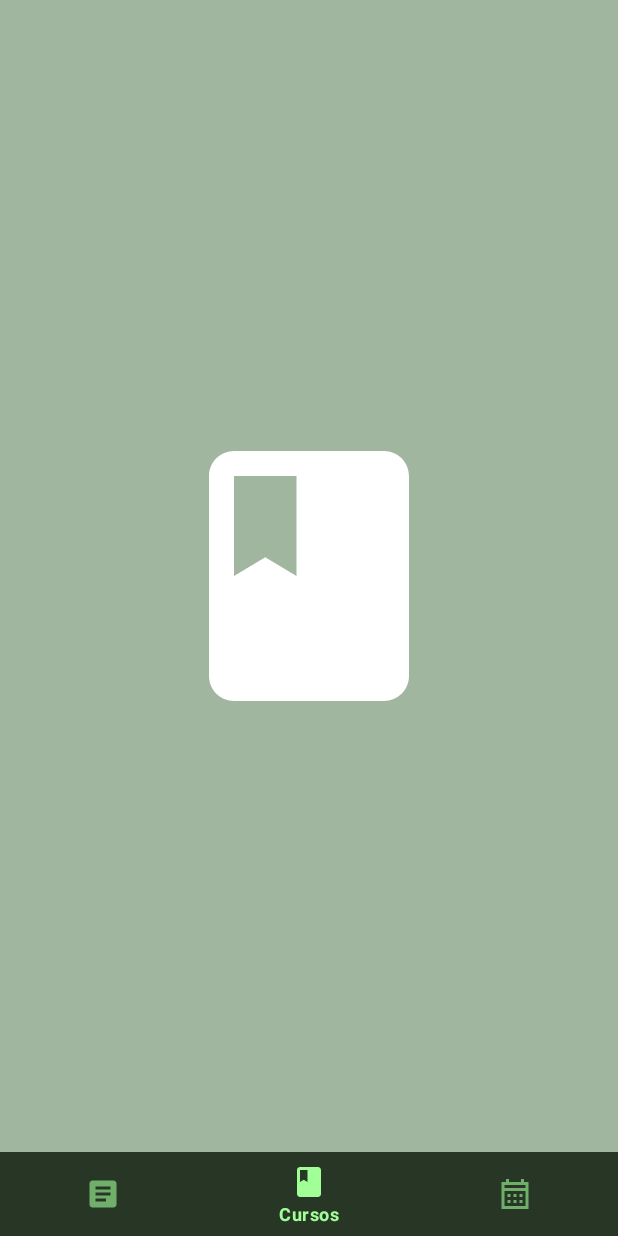
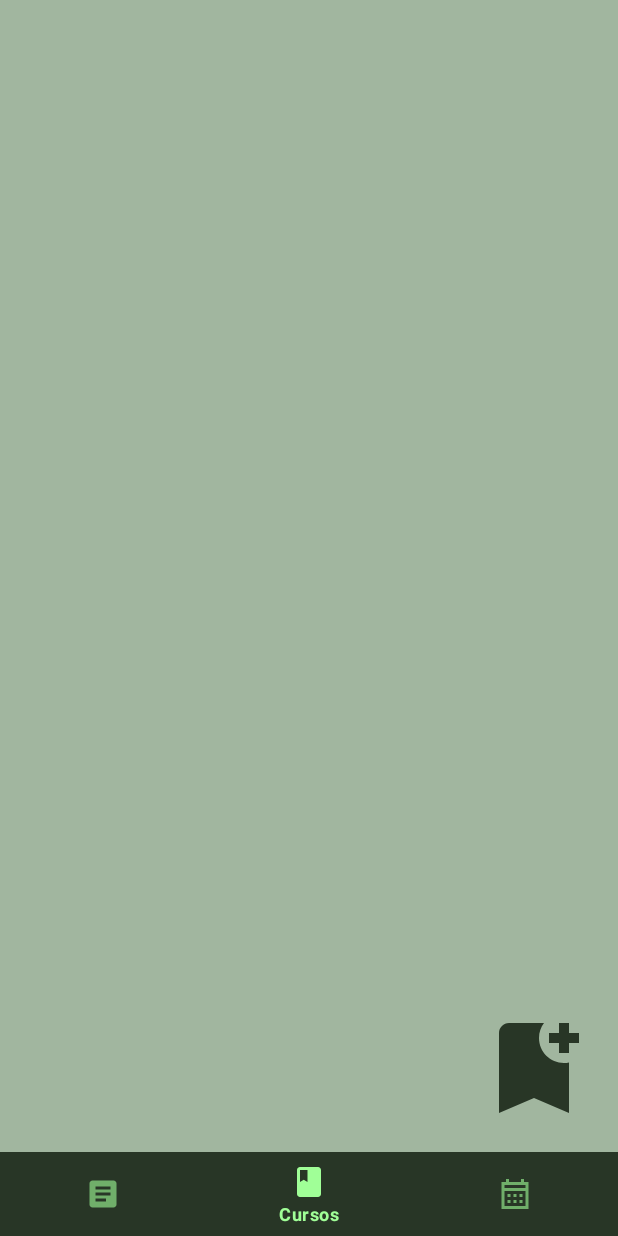
Before and after one commit to Willacy/TarefasAcademicas, an Android app: the CursosFragment screen opened through its navigation route, on a phone screen of 412 x 824 dp. Run offline under Robolectric (Android 15) with nearby library versions, the phone set to English and light mode, and no system bars; our stand-ins replace navigation-ui; 4 statements that could not run were skipped.

Commit message:
Salvar curso ok
Feito algumas telas e implementado a tela de cadastro de curso

```diff
--- a/app/src/main/AndroidManifest.xml
+++ b/app/src/main/AndroidManifest.xml
@@ -13,6 +13,12 @@
         android:theme="@style/Theme.TarefasAcademicas"
         tools:targetApi="31">
         <activity
+            android:name=".view.CursoActivity"
+            android:exported="false" />
+        <activity
+            android:name=".view.TarefaActivity"
+            android:exported="false" />
+        <activity
             android:name=".MainActivity"
             android:exported="true">
             <intent-filter>
--- a/app/src/main/java/com/example/tarefasacademicas/fragments/CursosFragment.java
+++ b/app/src/main/java/com/example/tarefasacademicas/fragments/CursosFragment.java
@@ -1,5 +1,6 @@
 package com.example.tarefasacademicas.fragments;
 
+import android.content.Intent;
 import android.os.Bundle;
 
 import androidx.fragment.app.Fragment;
@@ -7,8 +8,15 @@ import androidx.fragment.app.Fragment;
 import android.view.LayoutInflater;
 import android.view.View;
 import android.view.ViewGroup;
+import android.widget.Adapter;
+import android.widget.ArrayAdapter;
 
 import com.example.tarefasacademicas.R;
+import com.example.tarefasacademicas.databinding.FragmentCursosBinding;
+import com.example.tarefasacademicas.model.Curso;
+import com.example.tarefasacademicas.view.CursoActivity;
+
+import java.util.List;
 
 /**
  * A simple {@link Fragment} subclass.
@@ -16,6 +24,10 @@ import com.example.tarefasacademicas.R;
  * create an instance of this fragment.
  */
 public class CursosFragment extends Fragment {
+
+    private FragmentCursosBinding binding;
+    private Curso curso = new Curso();
+    private List<Curso> Cursos = curso.listar();
 
     // TODO: Rename parameter arguments, choose names that match
     // the fragment initialization parameters, e.g. ARG_ITEM_NUMBER
@@ -60,7 +72,30 @@ public class CursosFragment extends Fragment {
     @Override
     public View onCreateView(LayoutInflater inflater, ViewGroup container,
                              Bundle savedInstanceState) {
-        // Inflate the layout for this fragment
-        return inflater.inflate(R.layout.fragment_cursos, container, false);
+        binding = FragmentCursosBinding.inflate(inflater, container, false);
+        ArrayAdapter<Curso> adapter = new ArrayAdapter<Curso>(requireContext(), android.R.layout.simple_list_item_1, Cursos);
+        binding.lstCursos.setAdapter(adapter);
+        return binding.getRoot();
+    }
+
+    @Override
+    public void onViewCreated(View view, Bundle savedInstanceState) {
+        super.onViewCreated(view, savedInstanceState);
+
+        binding.btnNovoCurso.setOnClickListener(v-> {
+            novoCurso();
+        });
+
+    }
+
+    public void novoCurso(){
+        Intent intent = new Intent(getActivity(), CursoActivity.class);
+        startActivity(intent);
+    }
+
+    @Override
+    public void onDestroyView() {
+        super.onDestroyView();
+        binding = null;
     }
 }
--- a/app/src/main/java/com/example/tarefasacademicas/fragments/TarefasFragment.java
+++ b/app/src/main/java/com/example/tarefasacademicas/fragments/TarefasFragment.java
@@ -7,8 +7,10 @@ import androidx.fragment.app.Fragment;
 import android.view.LayoutInflater;
 import android.view.View;
 import android.view.ViewGroup;
+import android.widget.Toast;
 
 import com.example.tarefasacademicas.R;
+import com.example.tarefasacademicas.databinding.FragmentTarefasBinding;
 
 /**
  * A simple {@link Fragment} subclass.
@@ -17,50 +19,32 @@ import com.example.tarefasacademicas.R;
  */
 public class TarefasFragment extends Fragment {
 
-    // TODO: Rename parameter arguments, choose names that match
-    // the fragment initialization parameters, e.g. ARG_ITEM_NUMBER
-    private static final String ARG_PARAM1 = "param1";
-    private static final String ARG_PARAM2 = "param2";
-
-    // TODO: Rename and change types of parameters
-    private String mParam1;
-    private String mParam2;
-
-    public TarefasFragment() {
-        // Required empty public constructor
-    }
-
-    /**
-     * Use this factory method to create a new instance of
-     * this fragment using the provided parameters.
-     *
-     * @param param1 Parameter 1.
-     * @param param2 Parameter 2.
-     * @return A new instance of fragment TarefasFragment.
-     */
-    // TODO: Rename and change types and number of parameters
-    public static TarefasFragment newInstance(String param1, String param2) {
-        TarefasFragment fragment = new TarefasFragment();
-        Bundle args = new Bundle();
-        args.putString(ARG_PARAM1, param1);
-        args.putString(ARG_PARAM2, param2);
-        fragment.setArguments(args);
-        return fragment;
-    }
+    private FragmentTarefasBinding binding;
 
     @Override
     public void onCreate(Bundle savedInstanceState) {
         super.onCreate(savedInstanceState);
-        if (getArguments() != null) {
-            mParam1 = getArguments().getString(ARG_PARAM1);
-            mParam2 = getArguments().getString(ARG_PARAM2);
-        }
+
+
     }
 
     @Override
     public View onCreateView(LayoutInflater inflater, ViewGroup container,
                              Bundle savedInstanceState) {
         // Inflate the layout for this fragment
-        return inflater.inflate(R.layout.fragment_tarefas, container, false);
+        binding = FragmentTarefasBinding.inflate(inflater, container, false);
+        return binding.getRoot();
+    }
+
+    @Override
+    public void onViewCreated(View view, Bundle savedInstanceState) {
+        super.onViewCreated(view, savedInstanceState);
+
+
+    }
+
+    public void onDestroyView() {
+        super.onDestroyView();
+        binding = null;
     }
 }
--- a/app/src/main/java/com/example/tarefasacademicas/model/Curso.java
+++ b/app/src/main/java/com/example/tarefasacademicas/model/Curso.java
@@ -1,9 +1,19 @@
 package com.example.tarefasacademicas.model;
 
+import android.content.Context;
+
+import com.example.tarefasacademicas.dao.CursoDao;
+
+import java.util.List;
+
 public class Curso {
+
+    CursoDao cursoDao;
     private int id_curso;
     private String desc_curso;
     private String prof_curso;
+
+    private Context context;
 
     // Construtor
     public Curso(int id_curso, String desc_curso, String prof_curso) {
@@ -40,4 +50,31 @@ public class Curso {
     public void setProf_curso(String prof_curso) {
         this.prof_curso = prof_curso;
     }
+
+    public void setContext(Context context) {
+        this.context = context;
+    }
+    public Context getContext() {
+        return context;
+    }
+
+    // Inserir curso ao banco de dados
+    public long inserir(Context context) {
+        cursoDao = new CursoDao(context);
+        long insert = cursoDao.inserir(this);
+        // Verifica se o curso foi inserido com sucesso
+        if (insert == -1) {
+            return 0;
+            // Caso contrário, retorna 1
+        } else {
+            return 1;
+        }
+    }
+
+    //Retorna a lista de cursos Cadastrados
+    public List<Curso> listar() {
+        cursoDao = new CursoDao(context);
+        return cursoDao.listar();
+    }
+
 }
--- /dev/null
+++ b/app/src/main/res/drawable/ic_new_book.xml
@@ -0,0 +1,5 @@
+<vector xmlns:android="http://schemas.android.com/apk/res/android" android:height="24dp" android:tint="#FFFFFF" android:viewportHeight="24" android:viewportWidth="24" android:width="24dp">
+
+    <path android:fillColor="@android:color/white" android:pathData="M21,7h-2v2h-2V7h-2V5h2V3h2v2h2V7zM19,21l-7,-3l-7,3V5c0,-1.1 0.9,-2 2,-2l7,0c-0.63,0.84 -1,1.87 -1,3c0,2.76 2.24,5 5,5c0.34,0 0.68,-0.03 1,-0.1V21z"/>
+
+</vector>
--- /dev/null
+++ b/app/src/main/res/drawable/ic_voltar.xml
@@ -0,0 +1,5 @@
+<vector xmlns:android="http://schemas.android.com/apk/res/android" android:autoMirrored="true" android:height="24dp" android:tint="#FFFFFF" android:viewportHeight="24" android:viewportWidth="24" android:width="24dp">
+
+    <path android:fillColor="@android:color/white" android:pathData="M20,11H7.83l5.59,-5.59L12,4l-8,8 8,8 1.41,-1.41L7.83,13H20v-2z"/>
+
+</vector>
--- a/app/src/main/res/layout/fragment_cursos.xml
+++ b/app/src/main/res/layout/fragment_cursos.xml
@@ -1,17 +1,38 @@
 <?xml version="1.0" encoding="utf-8"?>
 <FrameLayout xmlns:android="http://schemas.android.com/apk/res/android"
+    xmlns:app="http://schemas.android.com/apk/res-auto"
     xmlns:tools="http://schemas.android.com/tools"
     android:layout_width="match_parent"
     android:layout_height="match_parent"
     android:background="@color/cor_fundo"
     tools:context=".fragments.CursosFragment">
 
-    <!-- TODO: Update blank fragment layout -->
-    <ImageView
-        android:id="@+id/image_cursos"
-        android:layout_width="200dp"
-        android:layout_height="200dp"
-        android:layout_gravity="center"
-        android:src="@drawable/ic_books" />
+    <androidx.constraintlayout.widget.ConstraintLayout
+        android:layout_width="match_parent"
+        android:layout_height="match_parent">
+
+        <ListView
+            android:id="@+id/lstCursos"
+            android:layout_width="match_parent"
+            android:layout_height="600dp"
+            app:layout_constraintBottom_toBottomOf="parent"
+            app:layout_constraintEnd_toEndOf="parent"
+            app:layout_constraintStart_toStartOf="parent"
+            app:layout_constraintTop_toTopOf="parent" />
+
+        <ImageButton
+            android:id="@+id/btnNovoCurso"
+            android:layout_width="80dp"
+            android:layout_height="80dp"
+            android:layout_marginEnd="16dp"
+            android:layout_marginBottom="16dp"
+            android:background="@drawable/ic_new_book"
+            android:backgroundTint="@color/cor_menu"
+            android:contentDescription="@string/todo"
+            app:layout_constraintBottom_toBottomOf="parent"
+            app:layout_constraintEnd_toEndOf="parent" />
+
+    </androidx.constraintlayout.widget.ConstraintLayout>
+
 
 </FrameLayout>
--- a/app/src/main/res/values/strings.xml
+++ b/app/src/main/res/values/strings.xml
@@ -8,4 +8,9 @@
     <string name="config">Config.</string>
     <!-- TODO: Remove or change this placeholder text -->
     <string name="hello_blank_fragment">Hello blank fragment</string>
+    <string name="todo">TODO</string>
+    <string name="curso">Curso</string>
+    <string name="professor">Professor</string>
+    <string name="cadastro_de_curso">Cadastro de Curso</string>
+    <string name="cancelar">Cancelar</string>
 </resources>
```
Also changed, not shown: app/src/main/java/com/example/tarefasacademicas/dao/CursoDao.java (+14 -5 lines), app/src/main/java/com/example/tarefasacademicas/view/CursoActivity.java (added, +92 -0 lines), app/src/main/java/com/example/tarefasacademicas/view/TarefaActivity.java (added, +26 -0 lines), app/src/main/res/layout/activity_curso.xml (added, +87 -0 lines), app/src/main/res/layout/activity_tarefa.xml (added, +16 -0 lines), app/src/main/res/layout/fragment_tarefas.xml (+27 -7 lines).
